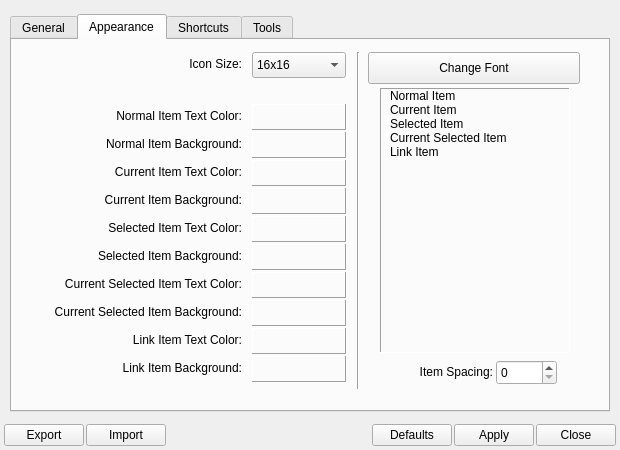
Before: the Qt Designer form ui/settingswindow.ui in maxavadallat/maxcommander, drawn with Qt 5.
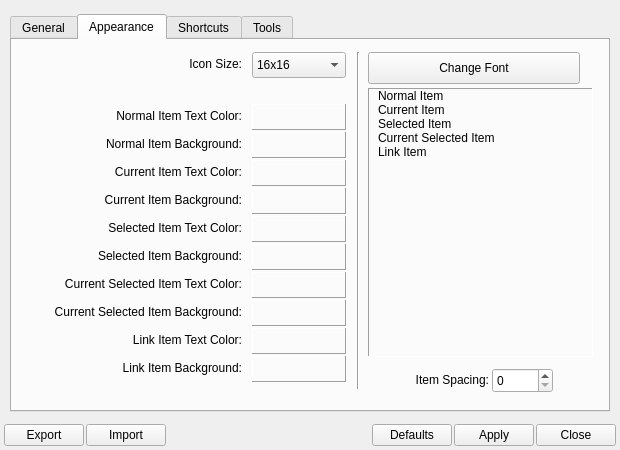
After: the same form once the commit is applied. The open tabs and pages were chosen to show the change. Icons and pictures are not drawn. Custom widgets are drawn as their Qt base class.

```diff
--- a/ui/settingswindow.ui
+++ b/ui/settingswindow.ui
@@ -355,10 +355,10 @@
          <widget class="QFrame" name="previewFrame">
           <property name="geometry">
            <rect>
-            <x>368</x>
+            <x>356</x>
             <y>48</y>
-            <width>190</width>
-            <height>265</height>
+            <width>225</width>
+            <height>269</height>
            </rect>
           </property>
           <property name="toolTip">
@@ -977,8 +977,8 @@
          <widget class="QSpinBox" name="spacingSpinBox">
           <property name="geometry">
            <rect>
-            <x>484</x>
-            <y>320</y>
+            <x>480</x>
+            <y>328</y>
             <width>61</width>
             <height>25</height>
            </rect>
@@ -990,8 +990,8 @@
          <widget class="QLabel" name="label_20">
           <property name="geometry">
            <rect>
-            <x>384</x>
-            <y>324</y>
+            <x>380</x>
+            <y>332</y>
             <width>97</width>
             <height>16</height>
            </rect>
```
Left out of the diff: 449 changed lines with no effect on the pictures.
